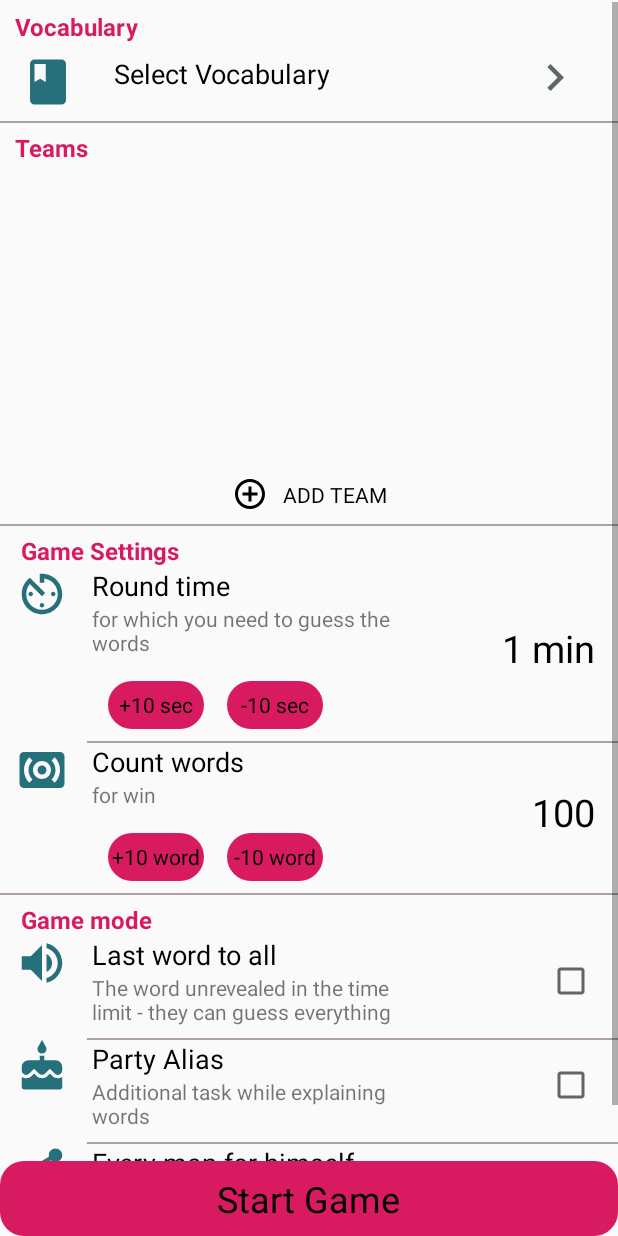
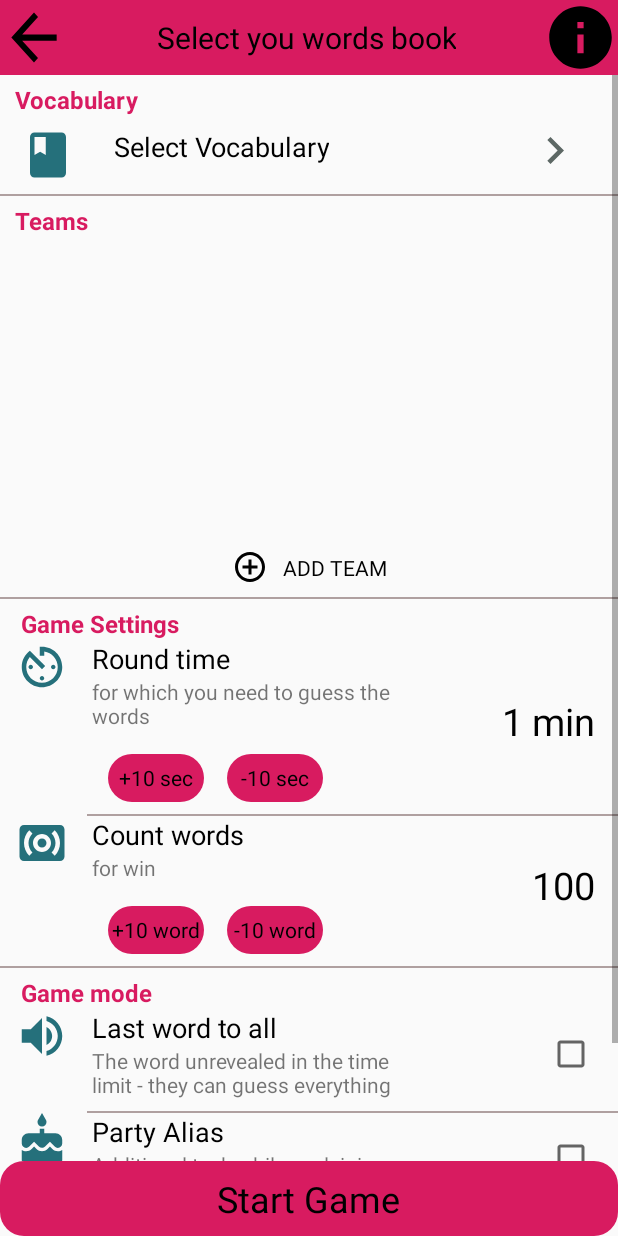
Before and after one commit to INickermanl/Alias, an Android app: the SettingsActivity screen opened directly, with no data from a screen before it, on a phone screen of 412 x 824 dp. Run offline under Robolectric (Android 15) with nearby library versions, the phone set to English and light mode, and no system bars; our stand-ins replace RxJava, Timber; libraries missing offline, so code that uses them is left out: com.jakewharton.rxbinding2, com.pavlospt.rxfile, com.squareup.otto; 3 statements that could not run were skipped.

Commit message:
add setting screen

```diff
--- a/app/build.gradle
+++ b/app/build.gradle
@@ -9,7 +9,7 @@ android {
         multiDexEnabled true
         versionCode 1
         versionName "1.0"
-        testInstrumentationRunner "android.support.test.runner.AndroidJUnitRunner"
+        testInstrumentationRunner "android.support.toolbar.runner.AndroidJUnitRunner"
     }
     buildTypes {
         release {
@@ -28,8 +28,8 @@ dependencies {
     implementation 'com.android.support:appcompat-v7:27.1.0'
     implementation 'com.android.support.constraint:constraint-layout:1.1.3'
     testImplementation 'junit:junit:4.12'
-    androidTestImplementation 'com.android.support.test:runner:1.0.2'
-    androidTestImplementation 'com.android.support.test.espresso:espresso-core:3.0.2'
+    androidTestImplementation 'com.android.support.toolbar:runner:1.0.2'
+    androidTestImplementation 'com.android.support.toolbar.espresso:espresso-core:3.0.2'
     implementation 'com.android.support:multidex:1.0.3'
     implementation 'com.android.support:support-annotations:27.1.1'
     implementation 'com.jakewharton.rxbinding2:rxbinding:2.2.0'
--- a/app/src/main/java/com/nickrman/alias/SettingsActivity.java
+++ b/app/src/main/java/com/nickrman/alias/SettingsActivity.java
@@ -2,16 +2,41 @@ package com.nickrman.alias;
 
 import android.support.v7.app.AppCompatActivity;
 import android.os.Bundle;
+import android.view.View;
 
 import com.nickrman.alias.base.BaseActivity;
+import com.nickrman.alias.screens.setting.SettingPresenter;
+import com.nickrman.alias.screens.setting.SettingView;
+import com.nickrman.alias.screens.setting.SettingsContract;
 import com.nickrman.alias.services.navigation.Screen;
 
 public class SettingsActivity extends BaseActivity {
+
+    private View root;
+    private SettingsContract.View view;
+    private SettingsContract.Presenter presenter;
 
     @Override
     protected void onCreate(Bundle savedInstanceState) {
         super.onCreate(savedInstanceState);
         setContentView(R.layout.activity_settings);
         getNavigator().setScreen(Screen.SETTINGS);
+
+        root = findViewById(R.id.root);
+        view = new SettingView(root);
+        presenter = new SettingPresenter();
+
+    }
+
+    @Override
+    protected void onStart() {
+        super.onStart();
+        presenter.start(view);
+    }
+
+    @Override
+    protected void onStop() {
+        super.onStop();
+        presenter.stop();
     }
 }
--- /dev/null
+++ b/app/src/main/java/com/nickrman/alias/screens/setting/SettingPresenter.java
@@ -0,0 +1,24 @@
+package com.nickrman.alias.screens.setting;
+
+public class SettingPresenter implements SettingsContract.Presenter {
+
+    @Override
+    public void start(SettingsContract.View view) {
+
+    }
+
+    @Override
+    public void stop() {
+
+    }
+
+    @Override
+    public void setNavigation() {
+
+    }
+
+    @Override
+    public void startGame() {
+
+    }
+}
--- /dev/null
+++ b/app/src/main/java/com/nickrman/alias/screens/setting/SettingView.java
@@ -0,0 +1,93 @@
+package com.nickrman.alias.screens.setting;
+
+import android.view.View;
+
+import com.jakewharton.rxbinding2.view.RxView;
+import com.nickrman.alias.R;
+
+import io.reactivex.Observable;
+
+public class SettingView implements SettingsContract.View {
+
+
+    private View root;
+    private View startGameButton;
+    private View backButton;
+    private View selectBookButton;
+    private View addTeamButton;
+    private View infoButton;
+
+    private View addTenSecondsButton;
+    private View takeAwayTenSecondButton;
+
+    private View addTenWordsButton;
+    private View takeAwayTenWordsButton;
+
+
+
+
+    public SettingView(View root) {
+        this.root = root;
+
+        initView();
+    }
+
+    private void initView() {
+        startGameButton = root.findViewById(R.id.start_game);
+        backButton = root.findViewById(R.id.navigation_back);
+        selectBookButton = root.findViewById(R.id.select_vocabulary);
+        addTeamButton = root.findViewById(R.id.add_team_button);
+        infoButton = root.findViewById(R.id.info);
+        addTenSecondsButton = root.findViewById(R.id.add_count_time_in_game);
+        takeAwayTenSecondButton = root.findViewById(R.id.take_away_count_time_in_game);
+        addTenWordsButton = root.findViewById(R.id.add_count_words_in_game);
+        takeAwayTenWordsButton = root.findViewById(R.id.take_away_count_words_in_game);
+
+
+    }
+
+    @Override
+    public Observable<Object> startGameButtonAction() {
+        return RxView.clicks(startGameButton);
+    }
+
+    @Override
+    public Observable<Object> backButtonAction() {
+        return RxView.clicks(backButton);
+    }
+
+    @Override
+    public Observable<Object> selectBookButtonAction() {
+        return RxView.clicks(selectBookButton);
+    }
+
+    @Override
+    public Observable<Object> addTeamButtonAction() {
+        return RxView.clicks(addTeamButton);
+    }
+
+    @Override
+    public Observable<Object> addTenSecondsButtonAction() {
+        return RxView.clicks(addTenSecondsButton);
+    }
+
+    @Override
+    public Observable<Object> takeAwayTenSecondButtonAction() {
+        return RxView.clicks(takeAwayTenSecondButton);
+    }
+
+    @Override
+    public Observable<Object> addTenWordsButtonAction() {
+        return RxView.clicks(addTenWordsButton);
+    }
+
+    @Override
+    public Observable<Object> takeAwayTenWordsButtonAction() {
+        return RxView.clicks(takeAwayTenWordsButton);
+    }
+
+    @Override
+    public Observable<Object> infoButtonAction() {
+        return RxView.clicks(infoButton);
+    }
+}
--- a/app/src/main/java/com/nickrman/alias/screens/setting/SettingsContract.java
+++ b/app/src/main/java/com/nickrman/alias/screens/setting/SettingsContract.java
@@ -1,10 +1,36 @@
 package com.nickrman.alias.screens.setting;
+
+import io.reactivex.Observable;
 
 public interface SettingsContract {
     interface View {
+        Observable<Object> startGameButtonAction();
 
+        Observable<Object> backButtonAction();
+
+        Observable<Object> selectBookButtonAction();
+
+        Observable<Object> addTeamButtonAction();
+
+        Observable<Object> addTenSecondsButtonAction();
+
+        Observable<Object> takeAwayTenSecondButtonAction();
+
+        Observable<Object> addTenWordsButtonAction();
+
+        Observable<Object> takeAwayTenWordsButtonAction();
+
+        Observable<Object> infoButtonAction();
     }
-    interface Presenter{
 
+    interface Presenter {
+
+        void start(View view);
+
+        void stop();
+
+        void setNavigation();
+
+        void startGame();
     }
 }
--- /dev/null
+++ b/app/src/main/res/drawable/ic_arrow_back_black_50.xml
@@ -0,0 +1,4 @@
+<vector android:height="50dp" android:viewportHeight="24.0"
+    android:viewportWidth="24.0" android:width="50dp" xmlns:android="http://schemas.android.com/apk/res/android">
+    <path android:fillColor="#FF000000" android:pathData="M20,11H7.83l5.59,-5.59L12,4l-8,8 8,8 1.41,-1.41L7.83,13H20v-2z"/>
+</vector>
--- /dev/null
+++ b/app/src/main/res/drawable/ic_info.xml
@@ -0,0 +1,4 @@
+<vector android:height="50dp" android:viewportHeight="24.0"
+    android:viewportWidth="24.0" android:width="50dp" xmlns:android="http://schemas.android.com/apk/res/android">
+    <path android:fillColor="#FF000000" android:pathData="M12,2C6.48,2 2,6.48 2,12s4.48,10 10,10 10,-4.48 10,-10S17.52,2 12,2zM13,17h-2v-6h2v6zM13,9h-2L11,7h2v2z"/>
+</vector>
--- a/app/src/main/res/layout/activity_settings.xml
+++ b/app/src/main/res/layout/activity_settings.xml
@@ -7,27 +7,24 @@
     android:layout_height="match_parent"
     tools:context=".SettingsActivity">
 
-    <View
-        android:id="@+id/line0"
-        android:layout_width="match_parent"
-        android:layout_height="1dp"
-        app:layout_constraintTop_toTopOf="parent"
-        />
+
+    <include
+        android:id="@+id/toolbar"
+        layout="@layout/toolbar" />
+
     <FrameLayout
         android:layout_width="match_parent"
         android:layout_height="match_parent"
-        android:layout_marginTop="1dp"
+        android:layout_marginTop="50dp"
         android:layout_marginBottom="50dp"
-        app:layout_constraintTop_toBottomOf="@id/line0"
-        app:layout_constraintBottom_toTopOf="@+id/start_game">
-
+        app:layout_constraintBottom_toTopOf="@+id/start_game"
+        app:layout_constraintTop_toBottomOf="@id/toolbar">
 
 
         <ScrollView
             android:id="@+id/scroll_view"
             android:layout_width="match_parent"
-        android:layout_height="wrap_content"
-        >
+            android:layout_height="wrap_content">
 
 
             <android.support.constraint.ConstraintLayout
@@ -48,7 +45,7 @@
                     app:layout_constraintTop_toTopOf="parent">
 
                     <TextView
-                    android:id="@+id/tv_vocabulary"
+                        android:id="@+id/section_tv_vocabulary"
                         android:layout_width="wrap_content"
                         android:layout_height="wrap_content"
                         android:layout_marginStart="10dp"
@@ -68,7 +65,7 @@
                         android:layout_marginTop="8dp"
                         android:background="@drawable/ic_image_book"
                         app:layout_constraintStart_toStartOf="parent"
-                    app:layout_constraintTop_toBottomOf="@+id/tv_vocabulary" />
+                        app:layout_constraintTop_toBottomOf="@+id/section_tv_vocabulary" />
 
                     <TextView
                         android:id="@+id/name_vocabulary"
@@ -80,19 +77,19 @@
                         android:text="Select Vocabulary"
                         android:textColor="@color/colorBlack"
                         android:textSize="18dp"
-                    app:layout_constraintEnd_toStartOf="@id/arrow_image"
+                        app:layout_constraintEnd_toStartOf="@id/select_vocabulary"
                         app:layout_constraintHorizontal_bias="0.0"
                         app:layout_constraintStart_toEndOf="@id/image_vocabulary"
-                    app:layout_constraintTop_toBottomOf="@+id/tv_vocabulary" />
+                        app:layout_constraintTop_toBottomOf="@+id/section_tv_vocabulary" />
 
                     <FrameLayout
-                    android:id="@+id/arrow_image"
+                        android:id="@+id/select_vocabulary"
                         android:layout_width="wrap_content"
                         android:layout_height="wrap_content"
                         android:layout_marginTop="5dp"
                         android:layout_marginEnd="24dp"
                         app:layout_constraintEnd_toEndOf="parent"
-                    app:layout_constraintTop_toBottomOf="@+id/tv_vocabulary">
+                        app:layout_constraintTop_toBottomOf="@+id/section_tv_vocabulary">
 
                         <ImageView
                             android:layout_width="36dp"
@@ -118,7 +115,7 @@
                     app:layout_constraintTop_toBottomOf="@+id/line1">
 
                     <TextView
-                    android:id="@+id/tv_team"
+                        android:id="@+id/section_tv_team"
                         android:layout_width="wrap_content"
                         android:layout_height="wrap_content"
                         android:layout_marginStart="10dp"
@@ -137,7 +134,7 @@
                         app:layout_constraintEnd_toEndOf="parent"
                         app:layout_constraintHorizontal_bias="0.0"
                         app:layout_constraintStart_toStartOf="parent"
-                    app:layout_constraintTop_toBottomOf="@+id/tv_team">
+                        app:layout_constraintTop_toBottomOf="@+id/section_tv_team">
 
                     </android.support.v7.widget.RecyclerView>
 
@@ -191,7 +188,7 @@
                     app:layout_constraintTop_toBottomOf="@+id/line2">
 
                     <TextView
-                    android:id="@+id/tv_settings"
+                        android:id="@+id/section_tv_settings"
                         android:layout_width="wrap_content"
                         android:layout_height="wrap_content"
                         android:layout_marginStart="10dp"
@@ -207,7 +204,7 @@
                         android:layout_height="wrap_content"
                         android:layout_marginStart="10dp"
                         app:layout_constraintStart_toStartOf="parent"
-                    app:layout_constraintTop_toBottomOf="@+id/tv_settings">
+                        app:layout_constraintTop_toBottomOf="@+id/section_tv_settings">
 
                         <ImageView
                             android:id="@+id/image_time"
@@ -235,7 +232,7 @@
                             app:layout_constraintTop_toBottomOf="@+id/tv_round_time" />
 
                         <TextView
-                        android:id="@+id/setting_time"
+                            android:id="@+id/count_time_in_game"
                             android:layout_width="wrap_content"
                             android:layout_height="wrap_content"
                             android:layout_marginTop="8dp"
@@ -259,7 +256,7 @@
                             app:layout_constraintTop_toBottomOf="@+id/tv_clarification">
 
                             <FrameLayout
-
+                                android:id="@+id/add_count_time_in_game"
                                 android:layout_width="64dp"
                                 android:layout_height="32dp"
                                 android:layout_marginEnd="15dp"
@@ -274,6 +271,7 @@
                             </FrameLayout>
 
                             <FrameLayout
+                                android:id="@+id/take_away_count_time_in_game"
                                 android:layout_width="64dp"
                                 android:layout_height="32dp"
                                 android:background="@drawable/button">
@@ -356,7 +354,7 @@
                             app:layout_constraintTop_toBottomOf="@+id/tv_clarification_round_words">
 
                             <FrameLayout
-
+                                android:id="@+id/add_count_words_in_game"
                                 android:layout_width="64dp"
                                 android:layout_height="32dp"
                                 android:layout_marginEnd="15dp"
@@ -372,6 +370,7 @@
                             </FrameLayout>
 
                             <FrameLayout
+                                android:id="@+id/take_away_count_words_in_game"
                                 android:layout_width="64dp"
                                 android:layout_height="32dp"
                                 android:background="@drawable/button">
@@ -451,7 +450,7 @@
                             app:layout_constraintTop_toBottomOf="@+id/tv_last_word" />
 
                         <CheckBox
-                        android:id="@+id/checkbox_game_mode"
+                            android:id="@+id/checkbox_game_mode_last_word_to_all"
                             android:layout_width="wrap_content"
                             android:layout_height="wrap_content"
                             android:layout_marginTop="8dp"
@@ -507,7 +506,7 @@
                             app:layout_constraintTop_toBottomOf="@+id/tv_party_alias" />
 
                         <CheckBox
-                        android:id="@+id/checkbox_party_alias"
+                            android:id="@+id/checkbox_game_mode_party_alias"
                             android:layout_width="wrap_content"
                             android:layout_height="wrap_content"
                             android:layout_marginTop="8dp"
@@ -564,7 +563,7 @@
                             app:layout_constraintTop_toBottomOf="@+id/tv_for_himself" />
 
                         <CheckBox
-                        android:id="@+id/checkbox_for_himself"
+                            android:id="@+id/checkbox_game_mode_every_man_for_himself"
                             android:layout_width="wrap_content"
                             android:layout_height="wrap_content"
                             android:layout_marginTop="8dp"
--- /dev/null
+++ b/app/src/main/res/layout/toolbar.xml
@@ -0,0 +1,42 @@
+<?xml version="1.0" encoding="utf-8"?>
+<android.support.constraint.ConstraintLayout xmlns:android="http://schemas.android.com/apk/res/android"
+    xmlns:app="http://schemas.android.com/apk/res-auto"
+    android:layout_width="match_parent"
+    android:layout_height="50dp"
+    android:background="@color/colorAccent"
+    android:orientation="horizontal">
+
+    <android.support.constraint.ConstraintLayout
+        android:layout_width="match_parent"
+        android:layout_height="match_parent"
+        android:layout_gravity="center">
+
+        <ImageView
+            android:id="@+id/navigation_back"
+            android:layout_width="45dp"
+            android:layout_height="match_parent"
+            android:background="@drawable/ic_arrow_back_black_50"
+            app:layout_constraintStart_toStartOf="parent"
+            app:layout_constraintTop_toTopOf="parent" />
+
+        <TextView
+            android:id="@+id/toolbar_text"
+            android:layout_width="wrap_content"
+            android:layout_height="match_parent"
+            android:gravity="center"
+            android:textSize="20dp"
+            android:textColor="@color/colorBlack"
+            android:text="Select you words book"
+            app:layout_constraintEnd_toStartOf="@id/info"
+            app:layout_constraintStart_toEndOf="@id/navigation_back" />
+
+        <ImageView
+            android:id="@+id/info"
+            android:layout_width="wrap_content"
+            android:layout_height="match_parent"
+            android:background="@drawable/ic_info"
+            app:layout_constraintEnd_toEndOf="parent" />
+
+    </android.support.constraint.ConstraintLayout>
+
+</android.support.constraint.ConstraintLayout>
```
Also changed, not shown: app/src/main/res/layout/game_setting_item.xml (added, +96 -0 lines), 2 other files. Lines whose indentation alone changed are shown as unchanged.
